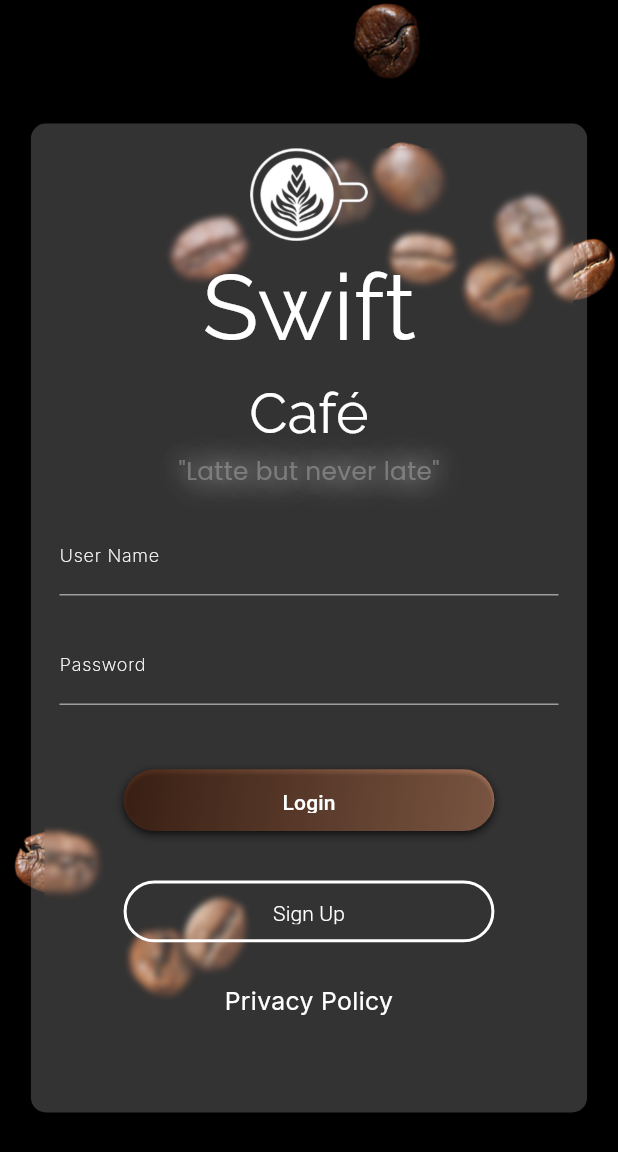
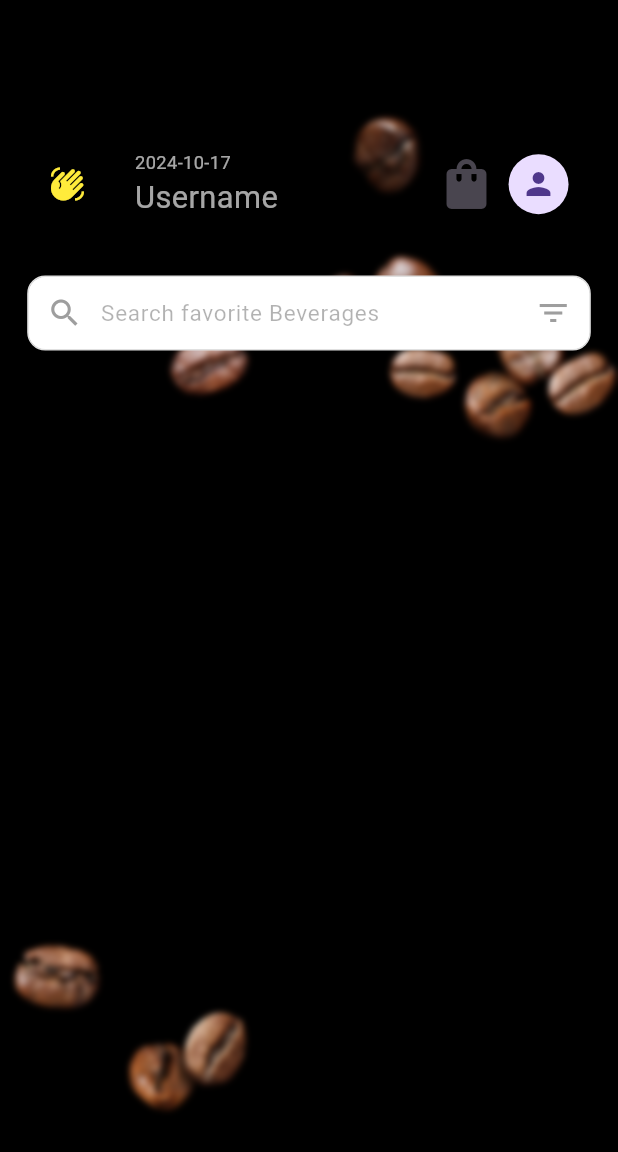
Before and after one commit to RahulShaw321/swift_cafe, a Flutter app: the screen it shows after launch, on a phone screen of 412 x 824 dp. Shown: the top 1152 px of the screen. Run offline on Flutter 3.47's test engine with Material 3 defaults, Android fonts, the phone set to English and light mode, and no system bars; our stand-ins replace google_fonts.

Commit message:
Home screen created

```diff
--- /dev/null
+++ b/lib/coffees_list.dart
@@ -0,0 +1,50 @@
+
+final List<Map<String, dynamic>> coffeeItems= [
+    {
+      'name': 'Espresso',
+      'image': 'assets/espresso.jpg',
+      'ingredients': 'Espresso, Water',
+      'details': 'A strong and bold coffee with a rich flavor.',
+      'rating': 4.5,
+    },
+    {
+      'name': 'Latte',
+      'image': 'assets/latte.jpg',
+      'ingredients': 'Espresso, Steamed Milk'
+    },
+    {
+      'name': 'Cappuccino',
+      'image': 'assets/cappuccino.jpg',
+      'ingredients': 'Espresso, Milk Foam'
+    },
+    {
+      'name': 'Americano',
+      'image': 'assets/americano.jpg',
+      'ingredients': 'Espresso, Hot Water'
+    },
+  ];
+
+
+
+   final List<Map<String, dynamic>> coffeeDetails = [
+    {
+      'name': 'Espresso',
+      'details': 'A strong and bold coffee with a rich flavor.',
+      'rating': 4.5,
+    },
+    {
+      'name': 'Latte',
+      'details': 'Smooth and creamy, a perfect balance of coffee and milk.',
+      'rating': 4.7,
+    },
+    {
+      'name': 'Cappuccino',
+      'details': 'A classic coffee with a frothy milk topping.',
+      'rating': 4.6,
+    },
+    {
+      'name': 'Americano',
+      'details': 'A simple coffee made with espresso and hot water.',
+      'rating': 4.3,
+    },
+  ];
--- a/lib/main.dart
+++ b/lib/main.dart
@@ -1,5 +1,5 @@
 import 'package:flutter/material.dart';
-import './pages/login_screen.dart';
+import './pages/home_screen.dart';
 
 void main() {
   runApp(const MyApp());
@@ -11,7 +11,6 @@ class MyApp extends StatelessWidget {
   @override
   Widget build(BuildContext context) {
     return const MaterialApp(
-      debugShowCheckedModeBanner: false,
-      home: LoginScreen());
+        debugShowCheckedModeBanner: false, home: HomeScreen());
   }
 }
--- /dev/null
+++ b/lib/pages/home_screen.dart
@@ -0,0 +1,98 @@
+import 'dart:ui';
+
+import 'package:flutter/material.dart';
+import 'package:swift_cafe_app/widgets/custom_search_bar.dart';
+import 'package:swift_cafe_app/coffees_list.dart';
+
+class HomeScreen extends StatelessWidget {
+  const HomeScreen({super.key});
+
+  @override
+  Widget build(BuildContext context) {
+    final deviceHeight = MediaQuery.of(context).size.height -
+        MediaQuery.of(context).padding.bottom;
+    return Scaffold(
+      backgroundColor: Colors.black,
+      body: Stack(
+        alignment: Alignment.center,
+        children: [
+          Image.asset("assets/images/background_img.png"),
+          BackdropFilter(
+            filter: ImageFilter.blur(sigmaX: 2, sigmaY: 2),
+            child: SizedBox(
+              height: deviceHeight,
+              child: Column(
+                children: [
+                  SizedBox(
+                    height: deviceHeight * 0.075,
+                  ),
+                  Row(
+                    mainAxisAlignment: MainAxisAlignment.spaceBetween,
+                    children: [
+                      Row(
+                        children: [
+                          Padding(
+                            padding: EdgeInsets.all(deviceHeight * 0.04),
+                            child: Icon(
+                              Icons.waving_hand,
+                              color: Colors.yellow,
+                            ),
+                          ),
+                          Column(
+                            crossAxisAlignment: CrossAxisAlignment.start,
+                            children: [
+                              Text(
+                                DateTime.now()
+                                    .toLocal()
+                                    .toString()
+                                    .split(' ')[0],
+                                style: TextStyle(
+                                    fontSize: deviceHeight * 0.0148,
+                                    color: Colors.white.withOpacity(0.65)),
+                              ),
+                              Text(
+                                'Username',
+                                style: TextStyle(
+                                    fontSize: deviceHeight * 0.025,
+                                    color: Colors.white.withOpacity(0.65)),
+                              ),
+                            ],
+                          ),
+                        ],
+                      ),
+                      Padding(
+                        padding: EdgeInsets.all(deviceHeight * 0.04),
+                        child: Row(
+                          mainAxisAlignment: MainAxisAlignment.spaceEvenly,
+                          children: [
+                            IconButton(
+                                onPressed: () {},
+                                icon: Icon(
+                                  Icons.shopping_bag,
+                                  size: 40,
+                                )),
+                            CircleAvatar(
+                              child: Icon(Icons.person),
+                            )
+                          ],
+                        ),
+                      )
+                    ],
+                  ),
+                  Padding(
+                      padding: EdgeInsets.symmetric(
+                          horizontal: deviceHeight * 0.022),
+                      child: const CustomSearchBar()),
+
+
+                ],
+              ),
+
+            ),
+          ),
+
+        ],
+      ),
+    );
+  }
+}
--- a/lib/pages/login_screen.dart
+++ b/lib/pages/login_screen.dart
@@ -114,7 +114,7 @@ class LoginScreen extends StatelessWidget {
                                 color: Colors.white),
                             textAlign: TextAlign.center,
                           ),
-                        onTap: (){
+                          onTap: () {
                             print("Privacy Policy Opened");
                           },
                         ),
--- /dev/null
+++ b/lib/widgets/custom_search_bar.dart
@@ -0,0 +1,46 @@
+import 'package:flutter/material.dart';
+
+class CustomSearchBar extends StatelessWidget {
+  const CustomSearchBar({super.key});
+
+  @override
+  Widget build(BuildContext context) {
+    return Container(
+      decoration: BoxDecoration(
+        color: Colors.white, // White background
+        borderRadius: BorderRadius.circular(12), // Slightly rounded corners
+        border: Border.all(color: Colors.grey.shade300), // Light grey border
+      ),
+      child: Row(
+        children: [
+          IconButton(
+            icon: Icon(Icons.search, color: Colors.grey), // Search icon
+            onPressed: () {
+              // Add search action here
+            },
+          ),
+          Expanded(
+            child: TextField(
+              decoration: InputDecoration(
+                hintText: 'Search favorite Beverages',
+                hintStyle: TextStyle(
+                    color: Colors.black.withOpacity(0.3), fontSize: 15),
+                border: InputBorder.none, // No border on TextField
+                contentPadding:
+                    EdgeInsets.symmetric(vertical: 10), // Vertical padding
+              ),
+            ),
+          ),
+          IconButton(
+            icon: Icon(Icons.filter_list_outlined,
+                color: Colors.grey), // Filter icon
+            onPressed: () {
+              // Add filter action here
+              print('Filter button tapped');
+            },
+          ),
+        ],
+      ),
+    );
+  }
+}
--- a/pubspec.yaml
+++ b/pubspec.yaml
@@ -63,6 +63,9 @@ flutter:
   assets:
     - assets/images/app_logo.png
     - assets/images/background_img.png
+    - assets/images/noisy-background.jpg
+
+
 
   # An image asset can refer to one or more resolution-specific "variants", see
   # https://flutter.dev/to/resolution-aware-images
```
Also changed, not shown: assets/images/noise.png (deleted), assets/images/noisy-background.jpg (added). Lines whose indentation alone changed are shown as unchanged.
